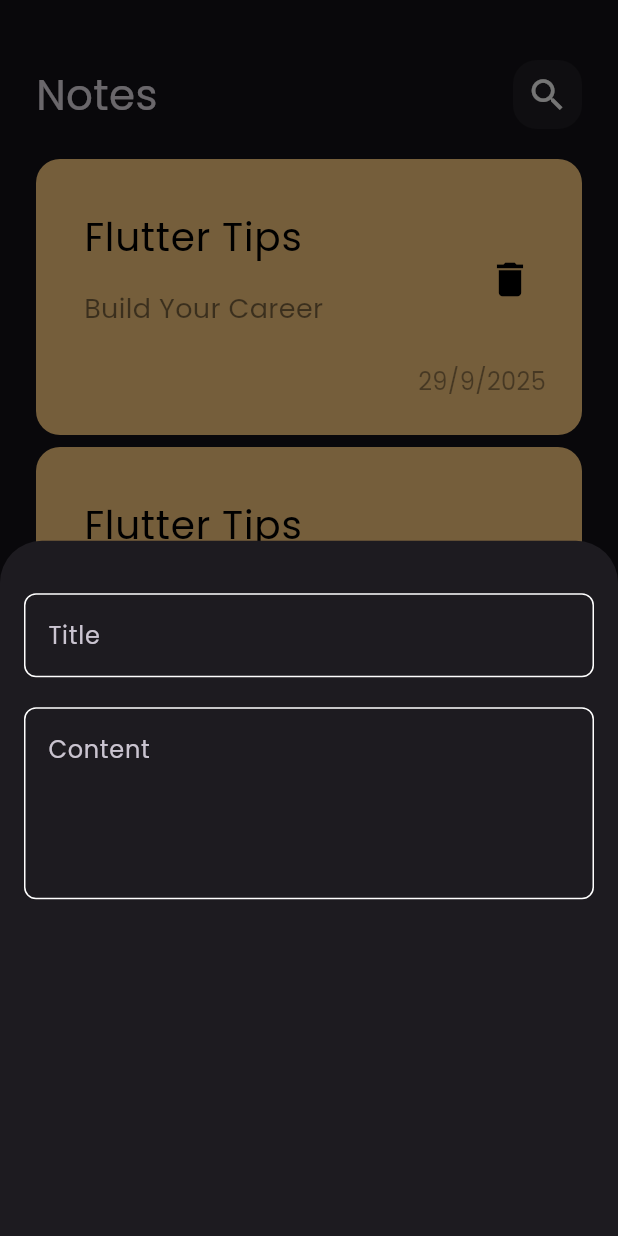
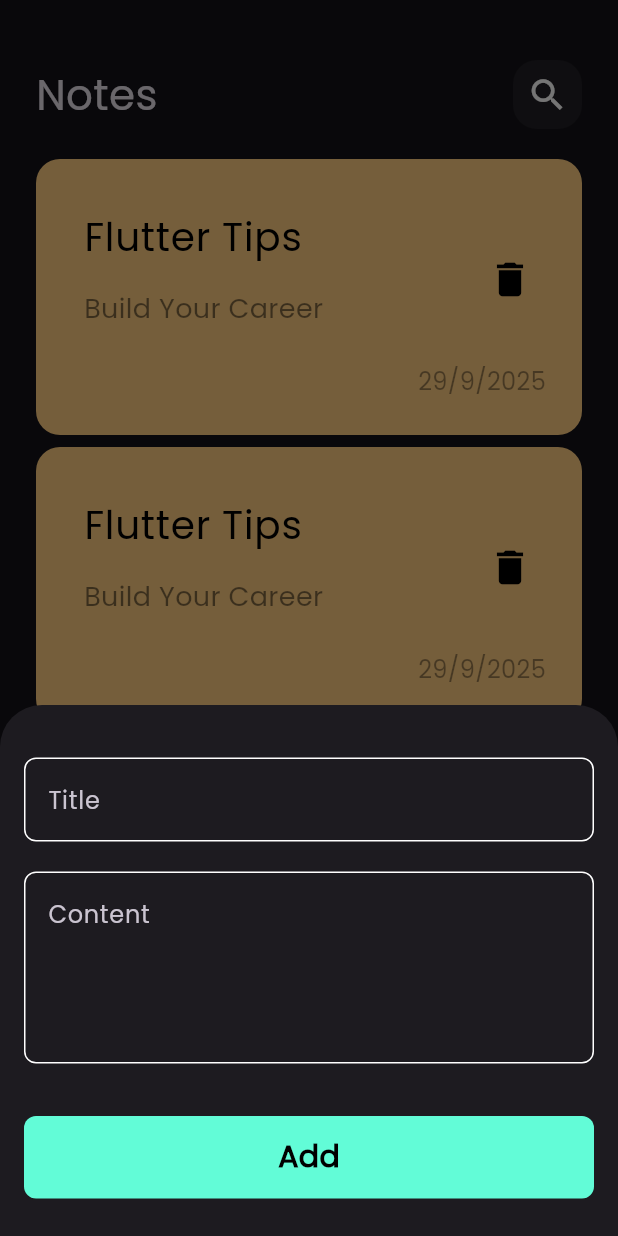
Before and after one commit to yasmin401/Notes_App, a Flutter app: the screen it shows after launch, after a tap on the "add" icon, on a phone screen of 412 x 824 dp. Run offline on Flutter 3.47's test engine with Material 3 defaults, Android fonts, the phone set to English and light mode, and no system bars.

Commit message:
finish notes bottom sheet

```diff
--- a/lib/views/notes_view.dart
+++ b/lib/views/notes_view.dart
@@ -1,5 +1,5 @@
 import 'package:flutter/material.dart';
-import 'package:notes_app/widgets/note_bottom_sheet.dart';
+import 'package:notes_app/widgets/notes_bottom_sheet.dart';
 import 'package:notes_app/widgets/notes_view_body.dart';
 
 class NotesView extends StatelessWidget {
--- /dev/null
+++ b/lib/widgets/custom_button.dart
@@ -0,0 +1,28 @@
+import 'package:flutter/material.dart';
+import 'package:notes_app/constants.dart';
+
+class CustomButton extends StatelessWidget {
+  const CustomButton({super.key});
+
+  @override
+  Widget build(BuildContext context) {
+    return Container(
+      width: MediaQuery.of(context).size.width,
+      height: 55,
+      decoration: BoxDecoration(
+        color: kprimaryColor,
+        borderRadius: BorderRadius.circular(8),
+      ),
+      child: Center(
+        child: Text(
+          'Add',
+          style: TextStyle(
+            color: Colors.black,
+            fontSize: 20,
+            fontWeight: FontWeight.bold,
+          ),
+        ),
+      ),
+    );
+  }
+}
--- a/lib/widgets/custom_text_field.dart
+++ b/lib/widgets/custom_text_field.dart
@@ -2,15 +2,13 @@ import 'package:flutter/material.dart';
 import 'package:notes_app/constants.dart';
 
 class CustomTextField extends StatelessWidget {
-  const CustomTextField({super.key, required this.hint,  this.maxLines =1});
+  const CustomTextField({super.key, required this.hint, this.maxLines = 1});
 
   final String hint;
   final int? maxLines;
   @override
   Widget build(BuildContext context) {
-    return Padding(
-      padding: const EdgeInsets.symmetric(horizontal: 16),
-      child: TextField(
+    return TextField(
       cursorColor: kprimaryColor,
       maxLines: maxLines,
       decoration: InputDecoration(
@@ -18,7 +16,6 @@ class CustomTextField extends StatelessWidget {
         border: buildBorder(),
         enabledBorder: buildBorder(),
         focusedBorder: buildBorder(kprimaryColor),
-        ),
       ),
     );
   }
--- a/lib/widgets/note_bottom_sheet.dart
+++ /dev/null
@@ -1,18 +0,0 @@
-import 'package:flutter/material.dart';
-import 'package:notes_app/widgets/custom_text_field.dart';
-
-class NoteBottomSheet extends StatelessWidget {
-  const NoteBottomSheet({super.key});
-
-  @override
-  Widget build(BuildContext context) {
-    return Column(
-      children: [
-        SizedBox(height: 35),
-        CustomTextField(hint: 'Title'),
-        SizedBox(height: 20),
-        CustomTextField(hint: 'Content', maxLines: 4),
-      ],
-    );
-  }
-}
--- /dev/null
+++ b/lib/widgets/notes_bottom_sheet.dart
@@ -0,0 +1,27 @@
+import 'package:flutter/material.dart';
+import 'package:notes_app/widgets/custom_button.dart';
+import 'package:notes_app/widgets/custom_text_field.dart';
+
+class NoteBottomSheet extends StatelessWidget {
+  const NoteBottomSheet({super.key});
+
+  @override
+  Widget build(BuildContext context) {
+    return Padding(
+      padding: const EdgeInsets.symmetric(horizontal: 16),
+      child: SingleChildScrollView(
+        child: Column(
+          children: [
+            SizedBox(height: 35),
+            CustomTextField(hint: 'Title'),
+            SizedBox(height: 20),
+            CustomTextField(hint: 'Content', maxLines: 4),
+            SizedBox(height: 35),
+            CustomButton(),
+            SizedBox(height: 25),
+          ],
+        ),
+      ),
+    );
+  }
+}
```
Lines whose indentation alone changed are shown as unchanged.
